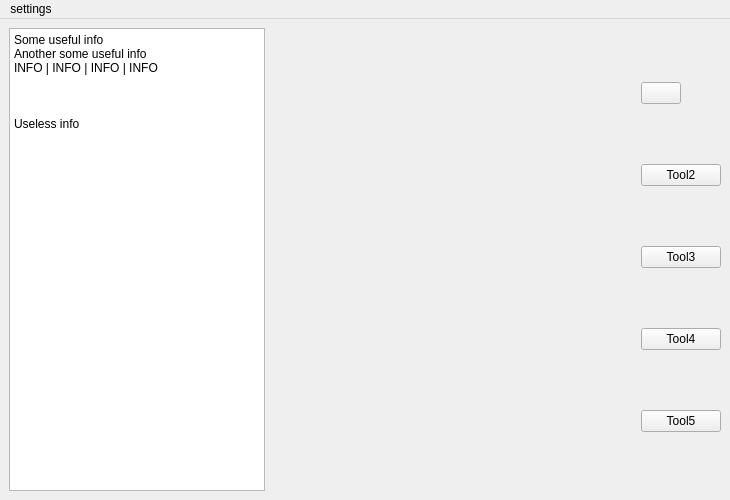
Above: mainwindow.ui from roazanas/cpp_creative_designerAWS before the change. Below: the same form after it.
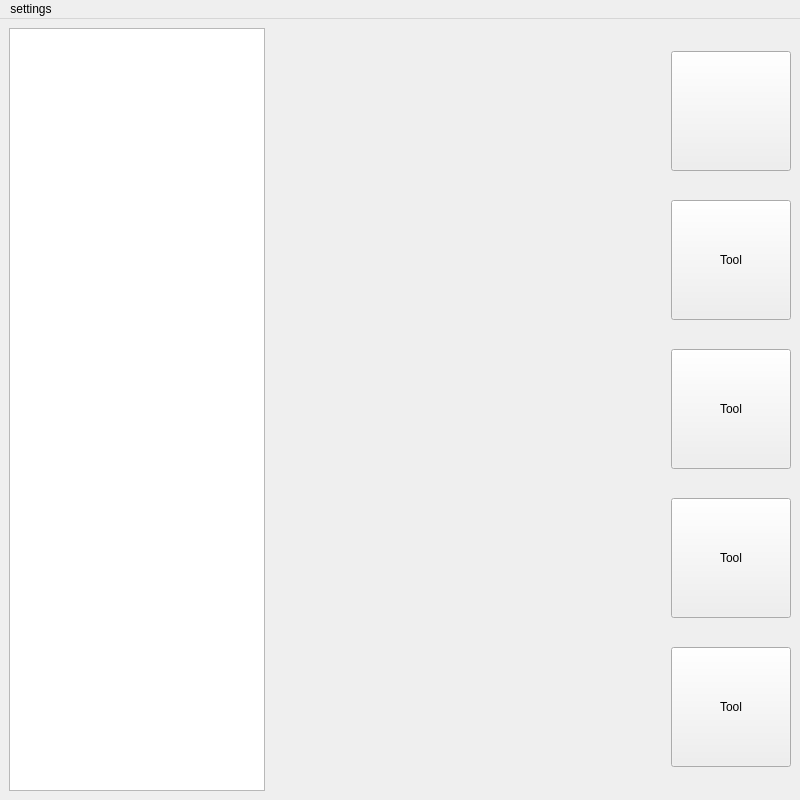
That is the form after the change. Icons and pictures are not drawn.

```diff
--- a/mainwindow.ui
+++ b/mainwindow.ui
@@ -6,10 +6,16 @@
    <rect>
     <x>0</x>
     <y>0</y>
-    <width>730</width>
-    <height>500</height>
+    <width>800</width>
+    <height>800</height>
    </rect>
   </property>
+  <property name="minimumSize">
+   <size>
+    <width>800</width>
+    <height>800</height>
+   </size>
+  </property>
   <property name="maximumSize">
    <size>
     <width>16777215</width>
@@ -43,13 +49,16 @@
        <bool>true</bool>
       </property>
       <property name="plainText">
-       <string>Some useful info
-Another some useful info
-INFO | INFO | INFO | INFO
-
-
-
-Useless info</string>
+       <string/>
+      </property>
+      <property name="textInteractionFlags">
+       <set>Qt::NoTextInteraction</set>
+      </property>
+      <property name="backgroundVisible">
+       <bool>false</bool>
+      </property>
+      <property name="placeholderText">
+       <string>Загрузите изображение, нажав на большую кнопку в виде иконки этого приложения</string>
       </property>
      </widget>
     </item>
@@ -85,6 +94,9 @@
       <property name="scaledContents">
        <bool>false</bool>
       </property>
+      <property name="alignment">
+       <set>Qt::AlignRight|Qt::AlignTop|Qt::AlignTrailing</set>
+      </property>
       <property name="wordWrap">
        <bool>false</bool>
       </property>
@@ -92,49 +104,70 @@
     </item>
     <item>
      <layout class="QGridLayout" name="gridLayout">
-      <property name="leftMargin">
-       <number>0</number>
-      </property>
-      <item row="3" column="0">
-       <widget class="QPushButton" name="pushButton_4">
+      <item row="2" column="0">
+       <widget class="QPushButton" name="pushButton_3">
         <property name="sizePolicy">
          <sizepolicy hsizetype="Fixed" vsizetype="Fixed">
           <horstretch>0</horstretch>
           <verstretch>0</verstretch>
          </sizepolicy>
         </property>
+        <property name="minimumSize">
+         <size>
+          <width>120</width>
+          <height>120</height>
+         </size>
+        </property>
         <property name="text">
-         <string>Tool4</string>
+         <string>Tool</string>
+        </property>
+        <property name="checkable">
+         <bool>false</bool>
         </property>
        </widget>
       </item>
-      <item row="1" column="0">
-       <widget class="QPushButton" name="pushButton_2">
+      <item row="4" column="0">
+       <widget class="QPushButton" name="pushButton_5">
         <property name="sizePolicy">
          <sizepolicy hsizetype="Fixed" vsizetype="Fixed">
           <horstretch>0</horstretch>
           <verstretch>0</verstretch>
          </sizepolicy>
         </property>
+        <property name="minimumSize">
+         <size>
+          <width>120</width>
+          <height>120</height>
+         </size>
+        </property>
         <property name="text">
-         <string>Tool2</string>
+         <string>Tool</string>
+        </property>
+        <property name="checkable">
+         <bool>false</bool>
         </property>
        </widget>
       </item>
       <item row="0" column="0">
-       <widget class="QPushButton" name="pushButton">
+       <widget class="QPushButton" name="loadButton">
         <property name="sizePolicy">
          <sizepolicy hsizetype="Fixed" vsizetype="Fixed">
           <horstretch>0</horstretch>
           <verstretch>0</verstretch>
          </sizepolicy>
         </property>
+        <property name="minimumSize">
+         <size>
+          <width>120</width>
+          <height>120</height>
+         </size>
+        </property>
         <property name="text">
          <string/>
         </property>
         <property name="icon">
          <iconset>
-          <normaloff>build/Desktop_Qt_6_7_0_MinGW_64_bit-Debug/res/icon.svg</normaloff>build/Desktop_Qt_6_7_0_MinGW_64_bit-Debug/res/icon.svg</iconset>
+          <normaloff>res/icon.svg</normaloff>res/icon.svg</iconset>
         </property>
         <property name="iconSize">
          <size>
@@ -142,34 +175,64 @@
           <height>100</height>
          </size>
         </property>
+        <property name="shortcut">
+         <string>Ctrl+O</string>
+        </property>
         <property name="checkable">
          <bool>true</bool>
         </property>
+        <property name="autoDefault">
+         <bool>false</bool>
+        </property>
+        <property name="default">
+         <bool>false</bool>
+        </property>
+        <property name="flat">
+         <bool>false</bool>
+        </property>
        </widget>
       </item>
-      <item row="2" column="0">
-       <widget class="QPushButton" name="pushButton_3">
+      <item row="3" column="0">
+       <widget class="QPushButton" name="pushButton_4">
         <property name="sizePolicy">
          <sizepolicy hsizetype="Fixed" vsizetype="Fixed">
           <horstretch>0</horstretch>
           <verstretch>0</verstretch>
          </sizepolicy>
         </property>
+        <property name="minimumSize">
+         <size>
+          <width>120</width>
+          <height>120</height>
+         </size>
+        </property>
         <property name="text">
-         <string>Tool3</string>
+         <string>Tool</string>
         </property>
+        <property name="checkable">
+         <bool>false</bool>
+        </property>
        </widget>
       </item>
-      <item row="4" column="0">
-       <widget class="QPushButton" name="pushButton_5">
+      <item row="1" column="0">
+       <widget class="QPushButton" name="pushButton_2">
         <property name="sizePolicy">
          <sizepolicy hsizetype="Fixed" vsizetype="Fixed">
           <horstretch>0</horstretch>
           <verstretch>0</verstretch>
          </sizepolicy>
         </property>
+        <property name="minimumSize">
+         <size>
+          <width>120</width>
+          <height>120</height>
+         </size>
+        </property>
         <property name="text">
-         <string>Tool5</string>
+         <string>Tool</string>
+        </property>
+        <property name="checkable">
+         <bool>false</bool>
         </property>
        </widget>
       </item>
@@ -182,8 +245,8 @@
     <rect>
      <x>0</x>
      <y>0</y>
-     <width>730</width>
-     <height>21</height>
+     <width>800</width>
+     <height>25</height>
     </rect>
    </property>
    <widget class="QMenu" name="menuSettings">
```
